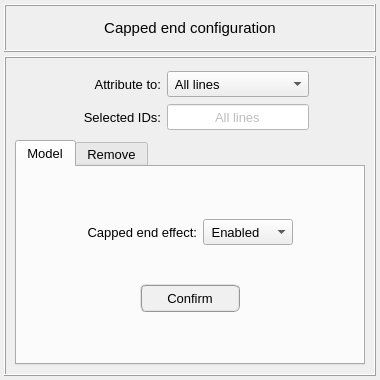
Qt form pulse/interface/ui_files/model/setup/structural/capped_end_input.ui (open-pulse/OpenPulse) before a commit.
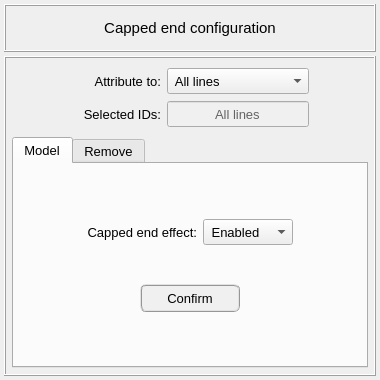
The same form after that commit.

Patch:
```diff
--- a/pulse/interface/ui_files/model/setup/structural/capped_end_input.ui
+++ b/pulse/interface/ui_files/model/setup/structural/capped_end_input.ui
@@ -110,6 +110,18 @@
       <number>1</number>
      </property>
      <layout class="QGridLayout" name="gridLayout_7">
+      <property name="leftMargin">
+       <number>6</number>
+      </property>
+      <property name="topMargin">
+       <number>6</number>
+      </property>
+      <property name="rightMargin">
+       <number>6</number>
+      </property>
+      <property name="bottomMargin">
+       <number>6</number>
+      </property>
       <item row="0" column="0">
        <widget class="QFrame" name="frame_attribution_controls">
         <property name="frameShape">
@@ -160,7 +172,8 @@
             <enum>Qt::ClickFocus</enum>
            </property>
            <property name="styleSheet">
-            <string notr="true">background-color: rgb(255, 255, 255);</string>
+            <string notr="true">QLineEdit{color: rgb(0, 0, 0); background-color: rgb(250, 250, 250)}
+QLineEdit:disabled{color: rgb(100, 100, 100); background-color: rgb(240, 240, 240)}</string>
            </property>
            <property name="text">
             <string>All lines</string>
```
Left out of the diff: 2 changed lines with no effect on the pictures.
